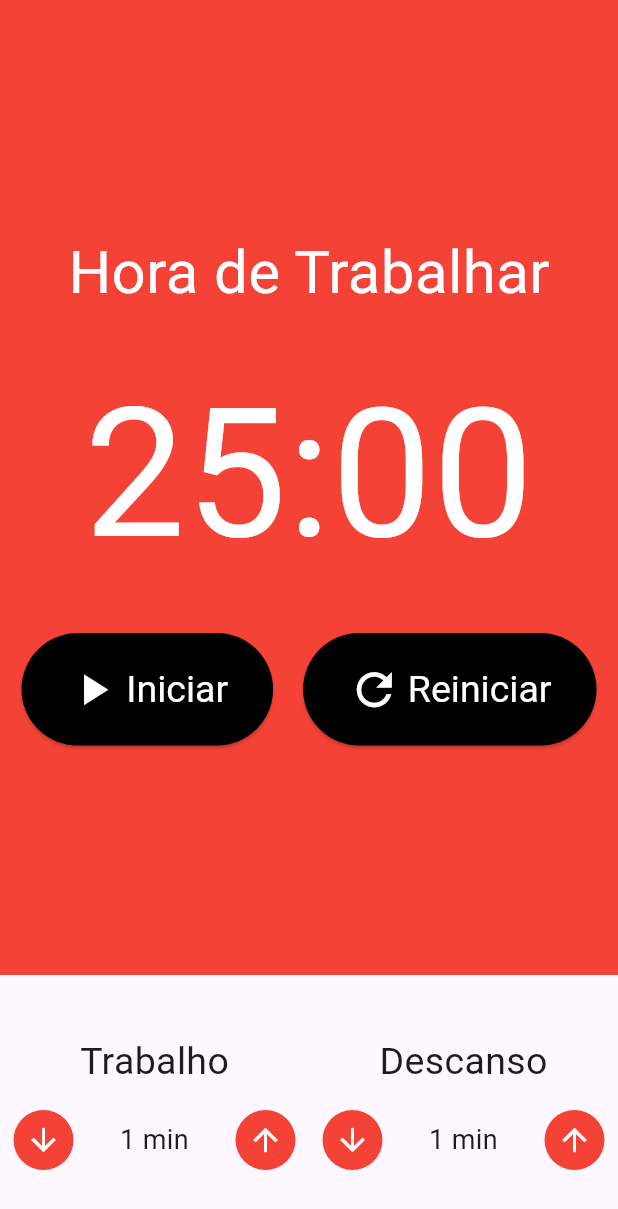
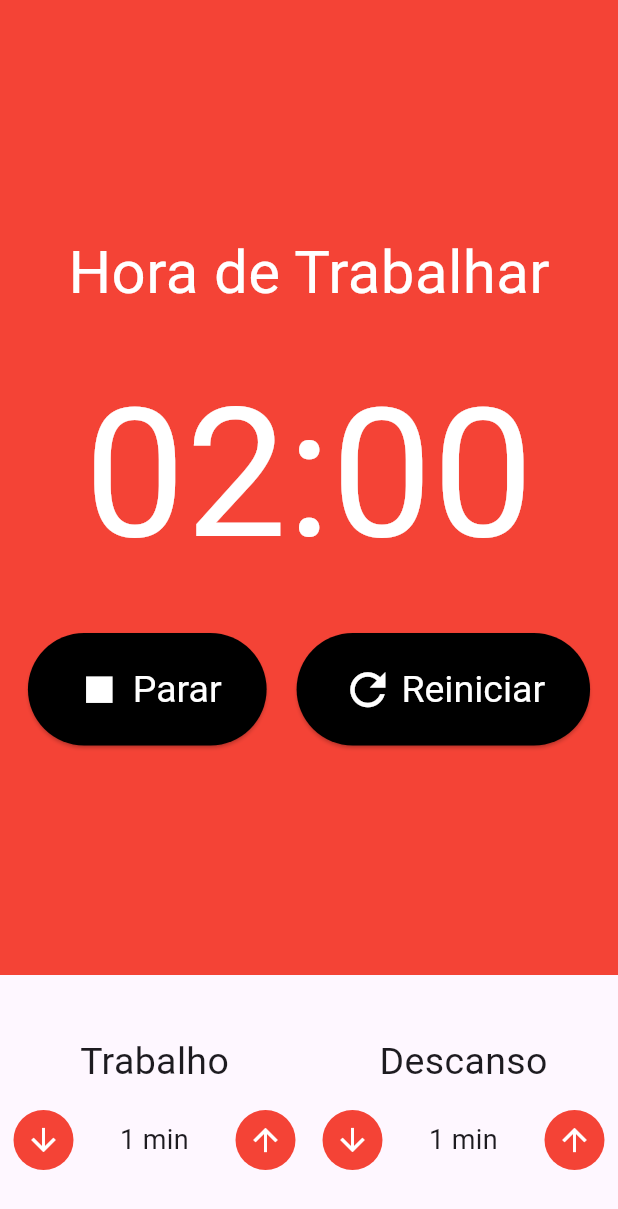
Before and after one commit to laesant/pomodoro, a Flutter app: the screen it shows after launch, after a tap on "Iniciar", on a phone screen of 412 x 824 dp. Shown: the top 1209 px of the screen. Run offline on Flutter 3.47's test engine with Material 3 defaults, Android fonts, the phone set to English and light mode, and no system bars; our stand-ins replace flutter_mobx, mobx; generated files the repository leaves out were written again.

Commit message:
Pomodoro Store #02

```diff
--- a/lib/components/cronometro.dart
+++ b/lib/components/cronometro.dart
@@ -1,43 +1,64 @@
 import 'package:flutter/material.dart';
+import 'package:flutter_mobx/flutter_mobx.dart';
 import 'package:pomodoro/components/cronometro_botao.dart';
+import 'package:pomodoro/store/pomodoro.store.dart';
+import 'package:provider/provider.dart';
 
 class Cronometro extends StatelessWidget {
   const Cronometro({super.key});
 
   @override
   Widget build(BuildContext context) {
+    final store = Provider.of<PomodoroStore>(context);
+    return Observer(builder: (context) {
       return Container(
         color: Colors.red,
         child: Column(
           mainAxisAlignment: MainAxisAlignment.center,
           children: [
-          Text(
+            const Text(
               'Hora de Trabalhar',
               style: TextStyle(
                 fontSize: 40,
                 color: Colors.white,
               ),
             ),
-          SizedBox(height: 20),
+            const SizedBox(height: 20),
             Text(
-            "25:00",
-            style: TextStyle(
+              "${store.minutos.toString().padLeft(2, '0')}:${store.segundos.toString().padLeft(2, '0')}",
+              style: const TextStyle(
                 fontSize: 120,
                 color: Colors.white,
               ),
             ),
-          SizedBox(height: 20),
+            const SizedBox(height: 20),
             Row(
               mainAxisAlignment: MainAxisAlignment.center,
               children: [
-              CronometroBotao(icone: Icons.play_arrow, texto: 'Iniciar'),
-              //  CronometroBotao(icone: Icons.stop, texto: 'Parar'),
-              SizedBox(width: 20),
-              CronometroBotao(icone: Icons.refresh, texto: 'Reiniciar'),
+                Visibility(
+                  visible: store.iniciado,
+                  replacement: CronometroBotao(
+                    icone: Icons.play_arrow,
+                    texto: 'Iniciar',
+                    click: store.iniciar,
+                  ),
+                  child: CronometroBotao(
+                    icone: Icons.stop,
+                    texto: 'Parar',
+                    click: store.parar,
+                  ),
+                ),
+                const SizedBox(width: 20),
+                CronometroBotao(
+                  icone: Icons.refresh,
+                  texto: 'Reiniciar',
+                  click: store.reiniciar,
+                ),
               ],
             )
           ],
         ),
       );
+    });
   }
 }
--- a/lib/components/cronometro_botao.dart
+++ b/lib/components/cronometro_botao.dart
@@ -1,10 +1,11 @@
 import 'package:flutter/material.dart';
 
 class CronometroBotao extends StatelessWidget {
-  const CronometroBotao({super.key, required this.icone, required this.texto});
+  const CronometroBotao(
+      {super.key, required this.icone, required this.texto, this.click});
   final IconData icone;
   final String texto;
-
+  final void Function()? click;
   @override
   Widget build(BuildContext context) {
     return ElevatedButton.icon(
@@ -13,7 +14,7 @@ class CronometroBotao extends StatelessWidget {
             foregroundColor: Colors.white,
             padding: const EdgeInsets.symmetric(vertical: 20, horizontal: 30),
             textStyle: const TextStyle(fontSize: 25)),
-        onPressed: () {},
+        onPressed: click,
         icon: Icon(
           icone,
           size: 35,
```
Also changed, not shown: lib/store/pomodoro.store.dart (+23 -0 lines), lib/store/pomodoro.store.g.dart. Lines whose indentation alone changed are shown as unchanged.
